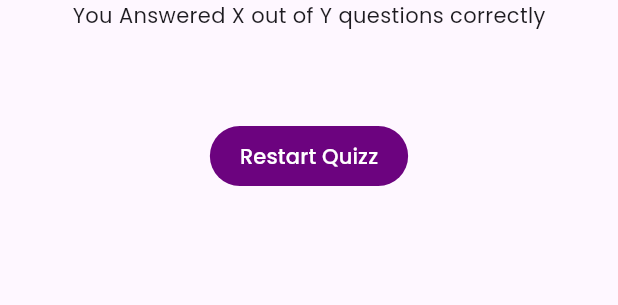
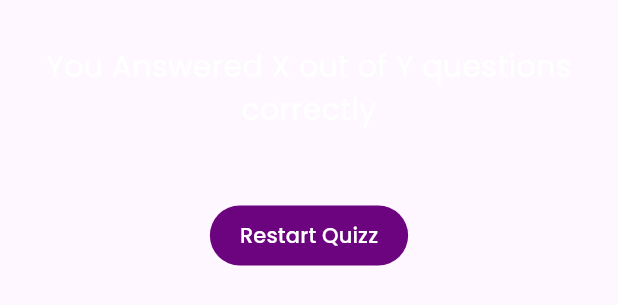
Before and after one commit to arya-bhanu/quizz_app, a Flutter app: the ResultsScreen widget shown alone on an empty page, opened directly, on a phone screen of 412 x 824 dp. Shown: the top 305 px of the screen. Run offline on Flutter 3.47's test engine with Material 3 defaults, Android fonts, the phone set to English and light mode, and no system bars; our stand-ins replace flutter_riverpod, google_fonts, logger.

```diff
--- a/lib/questions_summary.dart
+++ b/lib/questions_summary.dart
@@ -21,11 +21,39 @@ class QuestionsSummary extends ConsumerWidget {
     }).toList();
 
     return Column(
-      children: summaries
-          .map((e) => Row(
-                children: [Text((((e['index']) as int) + 1).toString())],
-              ))
-          .toList(),
+      children: [
+        ...summaries
+            .map((e) => [
+                  Row(
+                    mainAxisAlignment: MainAxisAlignment.center,
+                    children: [
+                      Text(
+                        (((e['index']) as int) + 1).toString(),
+                        style: const TextStyle(color: Colors.white),
+                      ),
+                      Expanded(
+                        child: Column(
+                          crossAxisAlignment: CrossAxisAlignment.center,
+                          children: [
+                            Text(e['question']),
+                            Text(
+                              e['correct_answer'],
+                              textAlign: TextAlign.center,
+                            ),
+                            Text(
+                              e['user_answer'],
+                              textAlign: TextAlign.center,
+                            ),
+                            const SizedBox(height: 15),
+                          ],
+                        ),
+                      ),
+                    ],
+                  ),
+                  const SizedBox(height: 15),
+                ])
+            .expand((element) => element),
+      ],
     );
   }
 }
--- a/lib/results_screen.dart
+++ b/lib/results_screen.dart
@@ -9,19 +9,24 @@ class ResultsScreen extends ConsumerWidget {
 
   @override
   Widget build(BuildContext context, WidgetRef ref) {
-    return Container(
-      padding: const EdgeInsets.symmetric(horizontal: 20),
+    return SingleChildScrollView(
+      child: Container(
+        padding: const EdgeInsets.symmetric(horizontal: 20, vertical: 30),
         child: SizedBox(
           width: double.infinity,
           child: Column(
             children: [
-            const Text("You Answered X out of Y questions correctly"),
+              const Text(
+                "You Answered X out of Y questions correctly",
+                style: TextStyle(color: Colors.white, fontSize: 20),
+                textAlign: TextAlign.center,
+              ),
               const SizedBox(
                 height: 30,
               ),
               const QuestionsSummary(),
               const SizedBox(
-              height: 30,
+                height: 15,
               ),
               TextButton(
                   onPressed: () {
@@ -36,6 +41,7 @@ class ResultsScreen extends ConsumerWidget {
             ],
           ),
         ),
+      ),
     );
   }
 }
```
Also changed, not shown: 1 other file. Lines whose indentation alone changed are shown as unchanged.
